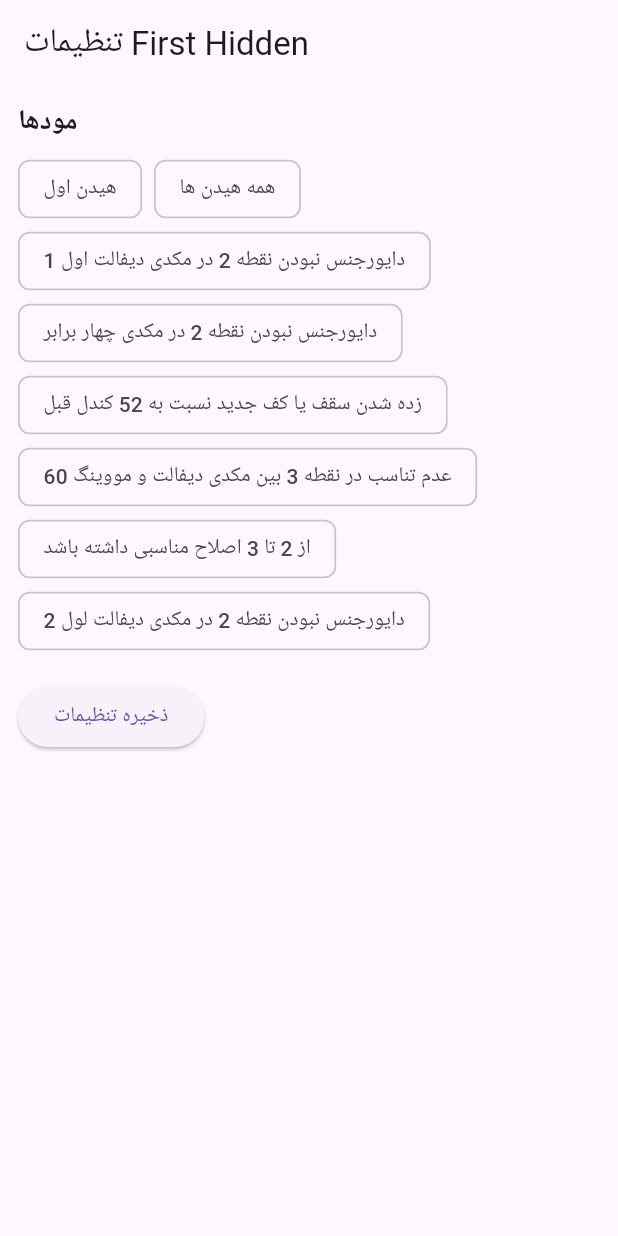
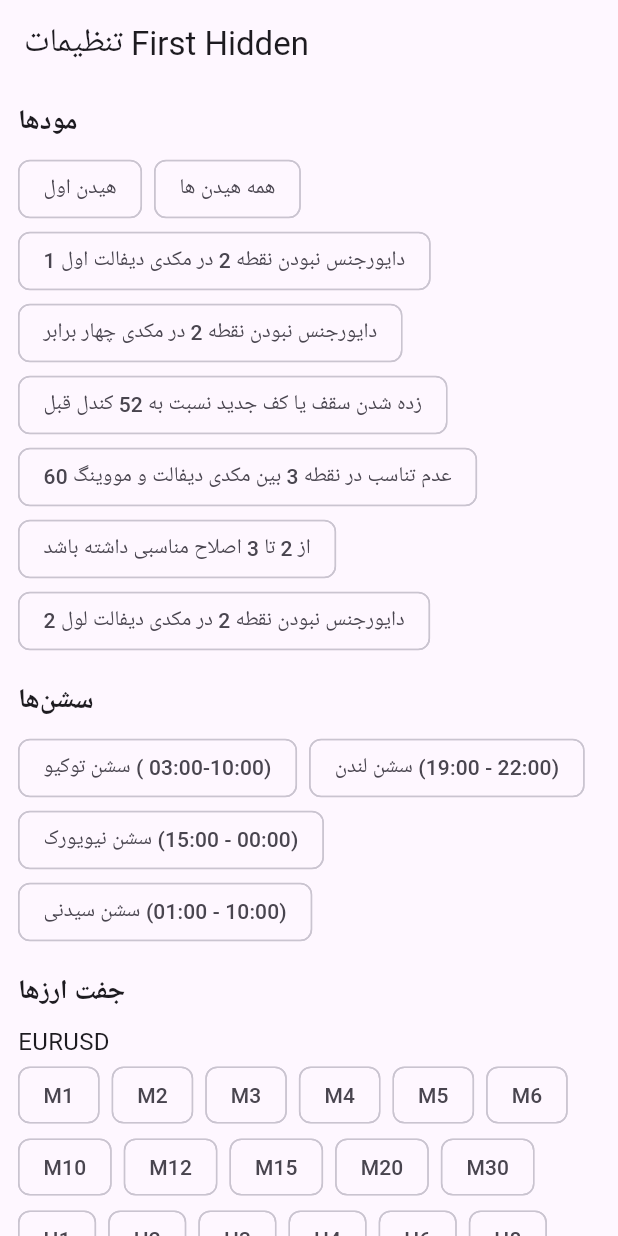
Before and after one commit to shallagehmasood/aa, a Flutter app: the HomePage screen opened directly with empty values, on a phone screen of 412 x 824 dp. Run offline on Flutter 3.47's test engine with Material 3 defaults, Android fonts, the phone set to English and light mode, and no system bars.

Commit message:
Update main.dart

```diff
--- a/lib/main.dart
+++ b/lib/main.dart
@@ -162,6 +162,7 @@ class _HomePageState extends State<HomePage> {
     });
   }
 
+  // متد ارسال تنظیمات
   Future<void> sendSettings() async {
     setState(() {
       isLoading = true;
@@ -177,23 +178,13 @@ class _HomePageState extends State<HomePage> {
         "signals": selectedSignals
       });
 
-      // ارسال درخواست POST به سرور
-      var res = await http.post(
-        url,
-        body: body,
-        headers: {
-          "Content-Type": "application/json", // تعیین نوع محتویات درخواست
-        },
-      );
+      var res = await http.post(url,
+          body: body,
+          headers: {"Content-Type": "application/json"});
 
-      // بررسی پاسخ سرور
       if (res.statusCode == 200) {
         setState(() {
           statusMessage = "✅ تنظیمات با موفقیت ذخیره شد";
-        });
-      } else if (res.statusCode == 403) {
-        setState(() {
-          statusMessage = "❌ دسترسی غیرمجاز";
         });
       } else {
         setState(() {
@@ -247,6 +238,78 @@ class _HomePageState extends State<HomePage> {
             ),
             SizedBox(height: 16),
 
+            // ---------- سشن‌ها ----------
+            Text("سشن‌ها", style: TextStyle(fontSize: 18, fontWeight: FontWeight.bold)),
+            SizedBox(height: 8),
+            Wrap(
+              spacing: 8,
+              children: SESSIONS.keys.map((s) {
+                return FilterChip(
+                  label: Text(SESSIONS[s]!),
+                  selected: selectedSessions[s]!,
+                  onSelected: (val) {
+                    setState(() {
+                      selectedSessions[s] = val;
+                    });
+                  },
+                );
+              }).toList(),
+            ),
+            SizedBox(height: 16),
+
+            // ---------- جفت ارزها ----------
+            Text("جفت ارزها", style: TextStyle(fontSize: 18, fontWeight: FontWeight.bold)),
+            SizedBox(height: 8),
+            ...PAIRS.map((pair) {
+              return Column(
+                crossAxisAlignment: CrossAxisAlignment.start,
+                children: [
+                  Text(pair, style: TextStyle(fontSize: 16)),
+                  Wrap(
+                    spacing: 8,
+                    children: TIMEFRAMES.map((tf) {
+                      return FilterChip(
+                        label: Text(tf),
+                        selected: selectedPairs[pair]![tf]!,
+                        onSelected: (val) {
+                          setState(() {
+                            selectedPairs[pair]![tf] = val;
+                          });
+                        },
+                      );
+                    }).toList(),
+                  ),
+                ],
+              );
+            }).toList(),
+            SizedBox(height: 16),
+
+            // ---------- سیگنال‌ها ----------
+            Text("سیگنال‌ها", style: TextStyle(fontSize: 18, fontWeight: FontWeight.bold)),
+            SizedBox(height: 8),
+            ...PAIRS.map((pair) {
+              return Row(
+                children: [
+                  Text(pair, style: TextStyle(fontSize: 16)),
+                  DropdownButton<String>(
+                    value: selectedSignals[pair],
+                    items: SIGNALS.map((signal) {
+                      return DropdownMenuItem<String>(
+                        value: signal,
+                        child: Text(signal),
+                      );
+                    }).toList(),
+                    onChanged: (value) {
+                      setState(() {
+                        selectedSignals[pair] = value!;
+                      });
+                    },
+                  ),
+                ],
+              );
+            }).toList(),
+            SizedBox(height: 16),
+
             // ---------- وضعیت ارسال ----------
             isLoading
                 ? Center(child: CircularProgressIndicator())
```
